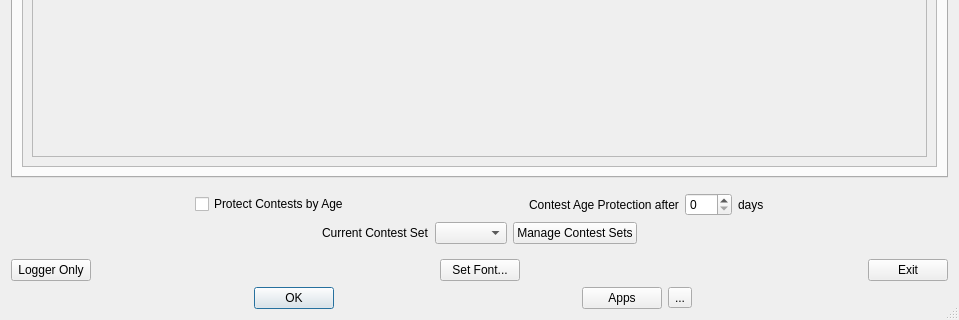
Qt form mqt/MqtLogger/taboutbox.ui (Rsclub22/Minos2-Mirror) before a commit; both pictures show x 0 to 959 and y 166 to 486 of the 959 by 486 pixel window.
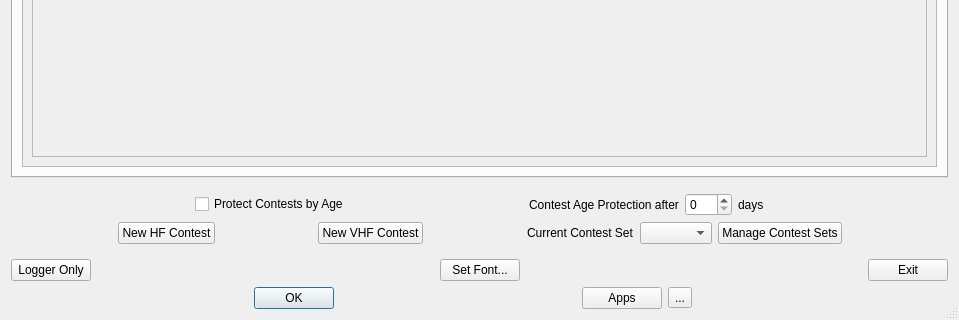
The same form after that commit.

Diff of the .ui file:
```diff
--- a/mqt/MqtLogger/taboutbox.ui
+++ b/mqt/MqtLogger/taboutbox.ui
@@ -226,7 +226,47 @@
         <item>
          <spacer name="horizontalSpacer_9">
           <property name="orientation">
-           <enum>Qt::Horizontal</enum>
+           <enum>Qt::Orientation::Horizontal</enum>
+          </property>
+          <property name="sizeHint" stdset="0">
+           <size>
+            <width>40</width>
+            <height>20</height>
+           </size>
+          </property>
+         </spacer>
+        </item>
+        <item>
+         <widget class="QPushButton" name="newHFButton">
+          <property name="text">
+           <string>New HF Contest</string>
+          </property>
+         </widget>
+        </item>
+        <item>
+         <spacer name="horizontalSpacer_11">
+          <property name="orientation">
+           <enum>Qt::Orientation::Horizontal</enum>
+          </property>
+          <property name="sizeHint" stdset="0">
+           <size>
+            <width>40</width>
+            <height>20</height>
+           </size>
+          </property>
+         </spacer>
+        </item>
+        <item>
+         <widget class="QPushButton" name="newVHFButton">
+          <property name="text">
+           <string>New VHF Contest</string>
+          </property>
+         </widget>
+        </item>
+        <item>
+         <spacer name="horizontalSpacer_12">
+          <property name="orientation">
+           <enum>Qt::Orientation::Horizontal</enum>
           </property>
           <property name="sizeHint" stdset="0">
            <size>
```
Left out of the diff: 26 changed lines with no effect on the pictures.
